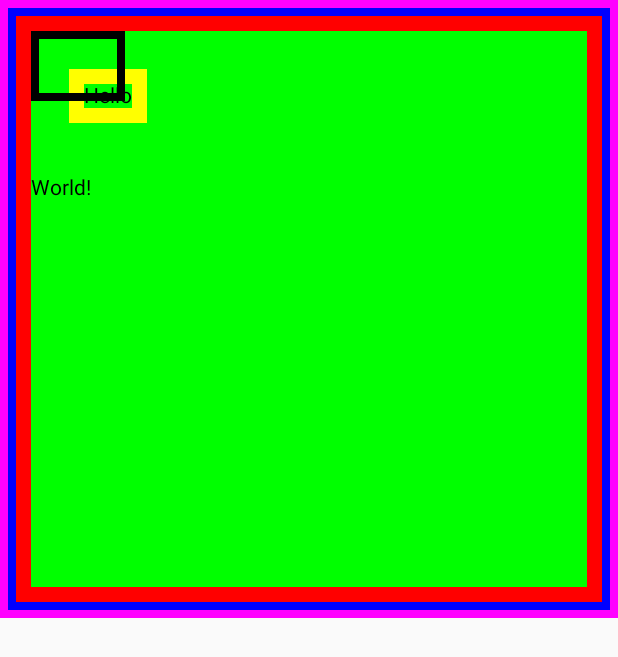
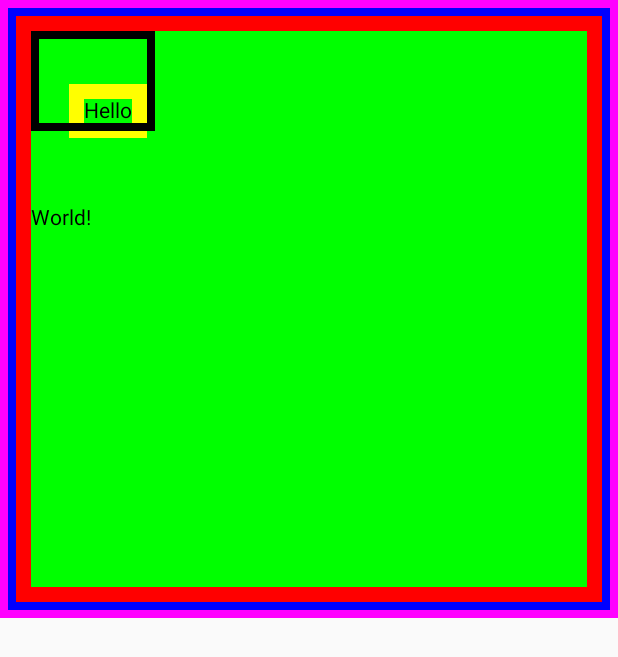
Before and after one commit to rehmanjameel/Kotlin-Jetpack-Compose, an Android app built with Jetpack Compose: the screen it shows after launch (MainActivity), on a phone screen of 412 x 824 dp. Shown: the top 657 px of the screen. Run offline under Robolectric (Android 15) with nearby library versions, the phone set to English and light mode, and no system bars.

Commit message:
set modifier border and padding on text

```diff
--- a/app/src/main/java/com/example/firstcomposeapp/MainActivity.kt
+++ b/app/src/main/java/com/example/firstcomposeapp/MainActivity.kt
@@ -66,8 +66,8 @@ class MainActivity : ComponentActivity() {
             ) {
                 Text(text = "Hello", modifier = Modifier
                     .border(5.dp, Color.Black)
-                    .padding(5.dp)
-                    .offset(20.dp, 20.dp)
+                    .padding(15.dp)
+                    .offset(10.dp, 20.dp)
                     .border(10.dp, Color.Yellow)
                     .padding(10.dp))
                 Spacer(modifier = Modifier.height(50.dp))
```
